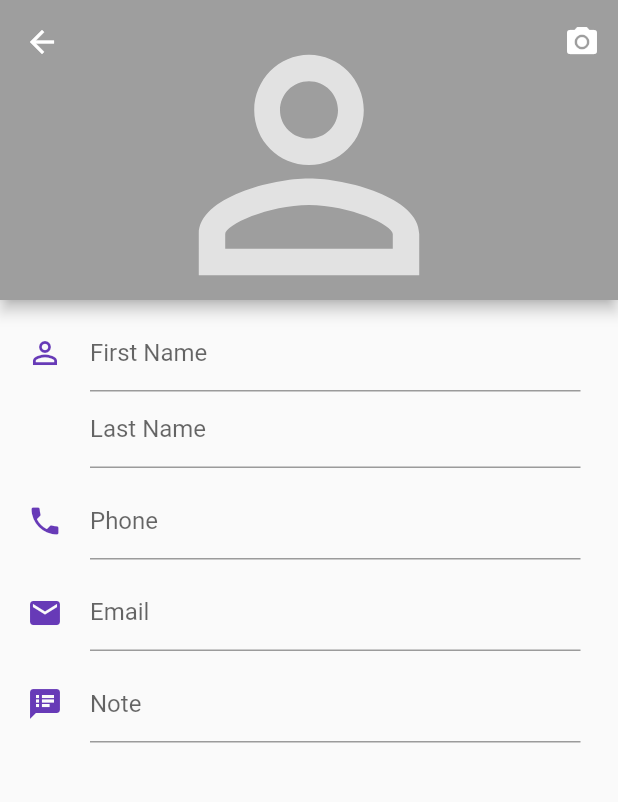
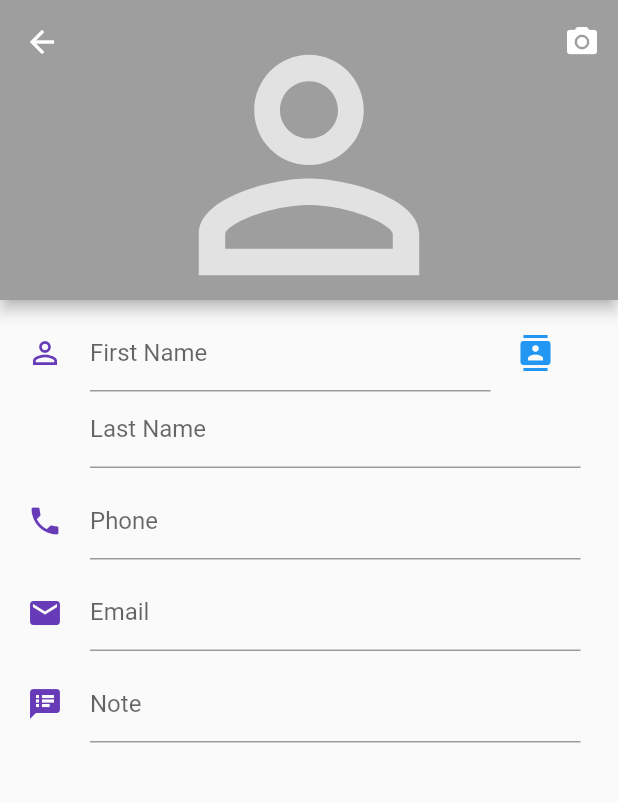
Before and after one commit to wuletawwonte/bidir-debter-app, a Flutter app: the AddPerson screen opened directly, on a phone screen of 412 x 824 dp, the part 84-886 px from its top. Run offline on Flutter 3.47's test engine with Material 2 defaults, Android fonts, the phone set to English and light mode, and no system bars; our stand-ins replace convex_bottom_bar, shared_preferences, simple_animations, sqflite; missing offline and left inert: contact_picker, intro_views_flutter; accounts and stored records are empty.

Commit message:
contact picker not working

```diff
--- a/lib/bidir_debter.dart
+++ b/lib/bidir_debter.dart
@@ -16,6 +16,7 @@ class MyApp extends StatelessWidget {
   ));
 
     return MaterialApp(
+      debugShowCheckedModeBanner: false,
       title: 'Bidir Debter',
       theme: ThemeData(
         primarySwatch: Colors.deepPurple,
--- a/lib/pages/add_person.dart
+++ b/lib/pages/add_person.dart
@@ -1,6 +1,7 @@
 import 'package:flutter/material.dart';
 import 'package:bidir_debter/sqflite/person.dart';
 import 'package:bidir_debter/sqflite/db_helper.dart';
+import 'package:contact_picker/contact_picker.dart';
 import 'package:bidir_debter/template.dart';
 
 class AddPerson extends StatefulWidget {
@@ -16,7 +17,8 @@ class _AddPersonState extends State<AddPerson> {
   TextEditingController _emailController = TextEditingController();
   TextEditingController _notesController = TextEditingController();
 
-
+  Contact _contact;
+  ContactPicker _contactPicker = new ContactPicker();
   var dbHelper;
 
   @override
@@ -120,8 +122,7 @@ class _AddPersonState extends State<AddPerson> {
                         decoration: InputDecoration(
                           isDense: true,
                           fillColor: Colors.black,
-                          // contentPadding: EdgeInsets.symmetric(vertical: 0.0),
-                          labelText: "First Name",
+                          labelText: _contact == null ? "First Name" : _contact.toString(),
                         ),
                         validator: (value) {
                           if (value.isEmpty) {
@@ -129,6 +130,19 @@ class _AddPersonState extends State<AddPerson> {
                           }
                           return null;
                         },
+                      ),
+                    ),
+                    SizedBox(
+                      width: 60,
+                      child: IconButton(
+                        icon: Icon(Icons.contacts, color: Colors.blue),
+                        onPressed: () async {
+                              Contact contact = await _contactPicker.selectContact();
+                              print(contact.toString());
+                              setState((){
+                                _contact = contact;
+                              });
+                            },
                       ),
                     ),
                   ],
--- a/pubspec.yaml
+++ b/pubspec.yaml
@@ -29,6 +29,7 @@ dependencies:
   sqflite: ^1.2.0
   path_provider: ^1.5.1
   convex_bottom_bar: ^1.3.0
+  contact_picker: ^0.0.2
 
 dev_dependencies:
   flutter_test:
```
Also changed, not shown: pubspec.lock, 1 other file.
